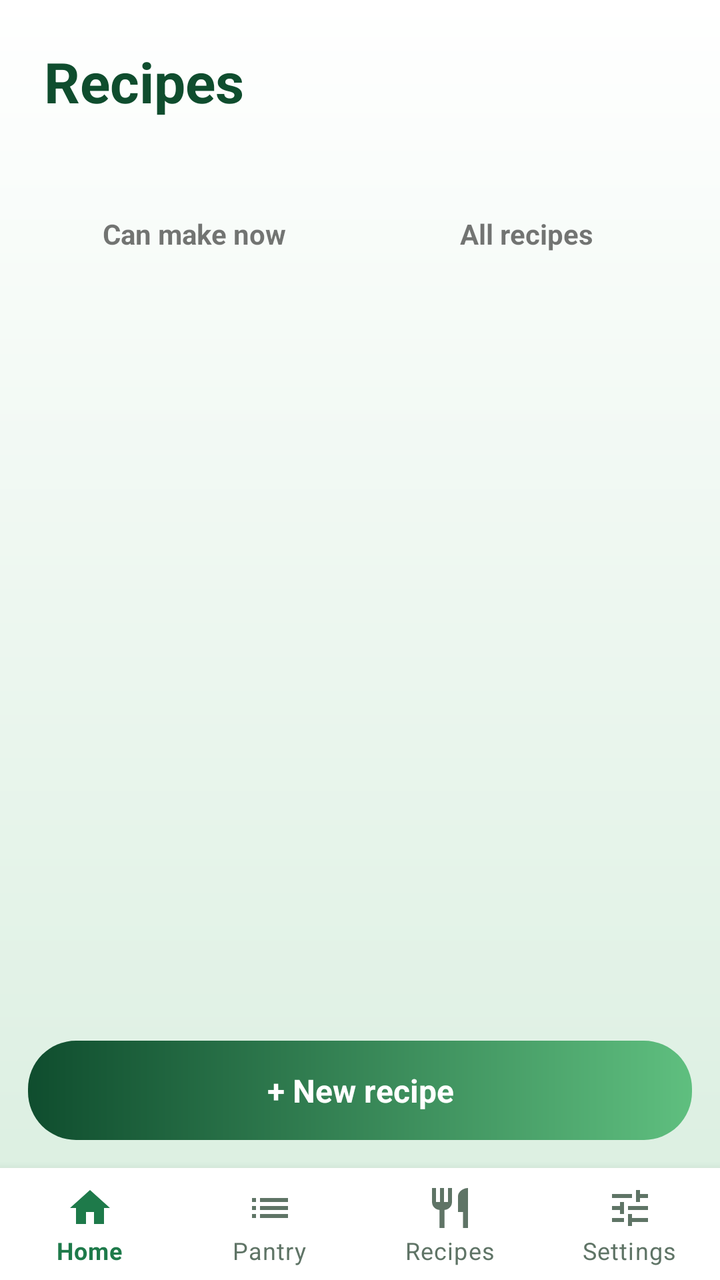
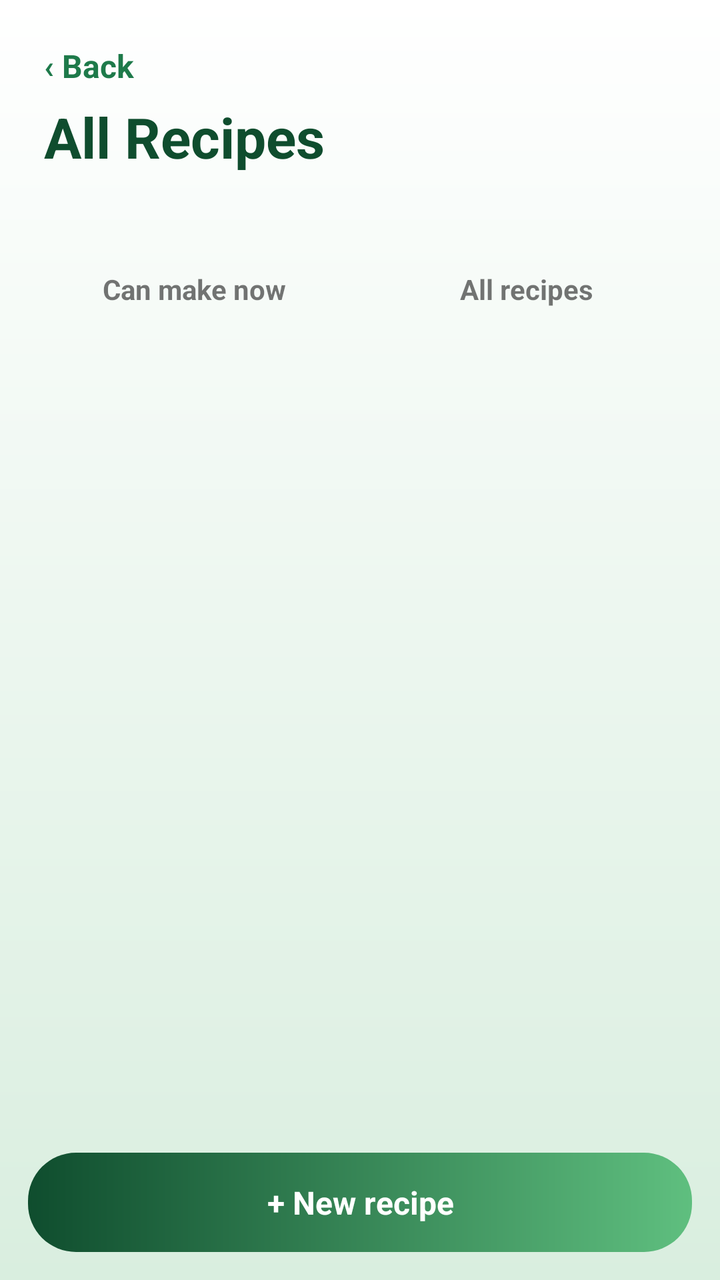

Two renders of the same Android screen: before a commit and after it. Below are the layout's source before the change and the commit's diff.
<!-- AndroidManifest.xml: application theme PantryTheme -->
<!-- res/layout/activity_suggested.xml -->
<?xml version="1.0" encoding="utf-8"?>
<LinearLayout xmlns:android="http://schemas.android.com/apk/res/android"
    xmlns:app="http://schemas.android.com/apk/res-auto"
    android:layout_width="match_parent"
    android:layout_height="match_parent"
    android:orientation="vertical">

    <LinearLayout
        android:id="@+id/header"
        android:layout_width="match_parent"
        android:layout_height="wrap_content"
        android:orientation="vertical"
        android:paddingStart="22dp"
        android:paddingTop="22dp"
        android:paddingEnd="22dp"
        android:paddingBottom="8dp">

        <TextView
            style="@style/PmTitle"
            android:layout_width="wrap_content"
            android:layout_height="wrap_content"
            android:text="Recipes" />

        <TextView
            android:id="@+id/tvSummary"
            style="@style/PmSubtitle"
            android:layout_width="wrap_content"
            android:layout_height="wrap_content"
            android:layout_marginTop="2dp" />
    </LinearLayout>

    <LinearLayout
        android:layout_width="match_parent"
        android:layout_height="wrap_content"
        android:layout_marginStart="14dp"
        android:layout_marginTop="4dp"
        android:layout_marginEnd="14dp"
        android:orientation="horizontal">

        <TextView
            android:id="@+id/tabCan"
            android:layout_width="0dp"
            android:layout_height="wrap_content"
            android:layout_margin="4dp"
            android:layout_weight="1"
            android:clickable="true"
            android:focusable="true"
            android:gravity="center"
            android:padding="11dp"
            android:text="Can make now"
            android:textStyle="bold" />

        <TextView
            android:id="@+id/tabAll"
            android:layout_width="0dp"
            android:layout_height="wrap_content"
            android:layout_margin="4dp"
            android:layout_weight="1"
            android:clickable="true"
            android:focusable="true"
            android:gravity="center"
            android:padding="11dp"
            android:text="All recipes"
            android:textStyle="bold" />
    </LinearLayout>

    <FrameLayout
        android:layout_width="match_parent"
        android:layout_height="0dp"
        android:layout_weight="1">

        <androidx.recyclerview.widget.RecyclerView
            android:id="@+id/rvRecipes"
            android:layout_width="match_parent"
            android:layout_height="match_parent"
            android:clipToPadding="false"
            android:padding="10dp" />

        <TextView
            android:id="@+id/tvEmpty"
            android:layout_width="match_parent"
            android:layout_height="wrap_content"
            android:layout_gravity="center"
            android:gravity="center"
            android:padding="30dp"
            android:text="No recipes match your pantry yet - add more ingredients"
            android:textColor="@color/pm_grey"
            android:textSize="16sp"
            android:visibility="gone" />
    </FrameLayout>

    <TextView
        android:id="@+id/btnNewRecipe"
        style="@style/PmButton"
        android:layout_margin="14dp"
        android:text="+ New recipe" />

    <com.google.android.material.bottomnavigation.BottomNavigationView
        android:id="@+id/bottom_nav"
        android:layout_width="match_parent"
        android:layout_height="wrap_content"
        android:background="@android:color/white"
        app:itemIconTint="@color/pm_nav_colors"
        app:itemTextColor="@color/pm_nav_colors"
        app:labelVisibilityMode="labeled"
        app:menu="@menu/pm_bottom_nav" />

</LinearLayout>
<!-- resources referenced by this layout -->
<resources>
  <color name="pm_grey">#5F7466</color>
  <style name="PmButton">
          <item name="android:layout_width">match_parent</item>
          <item name="android:layout_height">wrap_content</item>
          <item name="android:background">@drawable/pm_btn_gradient</item>
          <item name="android:foreground">?attr/selectableItemBackground</item>
          <item name="android:gravity">center</item>
          <item name="android:padding">14dp</item>
          <item name="android:textColor">@android:color/white</item>
          <item name="android:textSize">16sp</item>
          <item name="android:textStyle">bold</item>
          <item name="android:clickable">true</item>
          <item name="android:focusable">true</item>
      </style>
  <style name="PmSubtitle">
          <item name="android:textColor">@color/pm_grey</item>
          <item name="android:textSize">14sp</item>
      </style>
  <style name="PmTitle">
          <item name="android:textColor">@color/pm_green_dark</item>
          <item name="android:textSize">28sp</item>
          <item name="android:textStyle">bold</item>
      </style>
  <style name="PantryTheme" parent="Theme.MaterialComponents.Light.NoActionBar">
          <item name="colorPrimary">@color/pm_green</item>
          <item name="colorPrimaryVariant">@color/pm_green_dark</item>
          <item name="colorOnPrimary">@android:color/white</item>
          <item name="colorSecondary">@color/pm_green_light</item>
          <item name="android:statusBarColor">@android:color/white</item>
          <item name="android:windowLightStatusBar">true</item>
          <item name="android:windowBackground">@drawable/pm_screen_bg</item>
      </style>
  <!-- drawable pm_btn_gradient (drawable) -->
  <?xml version="1.0" encoding="utf-8"?>
  <shape xmlns:android="http://schemas.android.com/apk/res/android"
      android:shape="rectangle">
      <gradient
          android:angle="0"
          android:endColor="@color/pm_green_light"
          android:startColor="@color/pm_green_dark"
          android:type="linear" />
      <corners android:radius="24dp" />
  </shape>
  <color name="pm_green_dark">#0F4D2E</color>
  <color name="pm_green">#1E7A4A</color>
  <color name="pm_green_light">#5FBF7F</color>
  <!-- drawable pm_screen_bg (drawable) -->
  <?xml version="1.0" encoding="utf-8"?>
  <shape xmlns:android="http://schemas.android.com/apk/res/android"
      android:shape="rectangle">
      
      <gradient
          android:angle="270"
          android:endColor="@color/pm_screen_end"
          android:startColor="@android:color/white"
          android:type="linear" />
  </shape>
  <color name="pm_screen_end">#D9EEDF</color>
</resources>

<!-- the commit's change to res/layout/activity_suggested.xml (unified diff, before → after) -->
@@ -16,10 +16,22 @@
         android:paddingBottom="8dp">
 
         <TextView
+            android:id="@+id/tvBack"
+            android:layout_width="wrap_content"
+            android:layout_height="wrap_content"
+            android:clickable="true"
+            android:focusable="true"
+            android:paddingBottom="6dp"
+            android:text="&#8249; Back"
+            android:textColor="@color/pm_green"
+            android:textSize="16sp"
+            android:textStyle="bold" />
+
+        <TextView
             style="@style/PmTitle"
             android:layout_width="wrap_content"
             android:layout_height="wrap_content"
-            android:text="Recipes" />
+            android:text="All Recipes" />
 
         <TextView
             android:id="@+id/tvSummary"
@@ -95,14 +107,4 @@
         android:layout_margin="14dp"
         android:text="+ New recipe" />
 
-    <com.google.android.material.bottomnavigation.BottomNavigationView
-        android:id="@+id/bottom_nav"
-        android:layout_width="match_parent"
-        android:layout_height="wrap_content"
-        android:background="@android:color/white"
-        app:itemIconTint="@color/pm_nav_colors"
-        app:itemTextColor="@color/pm_nav_colors"
-        app:labelVisibilityMode="labeled"
-        app:menu="@menu/pm_bottom_nav" />
-
 </LinearLayout>
